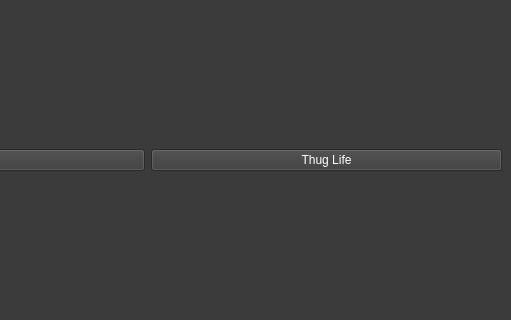
Old version of the form Form/main_window.ui in the repository joelmakes/FilterMe; both pictures show x 573 to 1084 and y 262 to 582 of the 1084 by 866 pixel window.
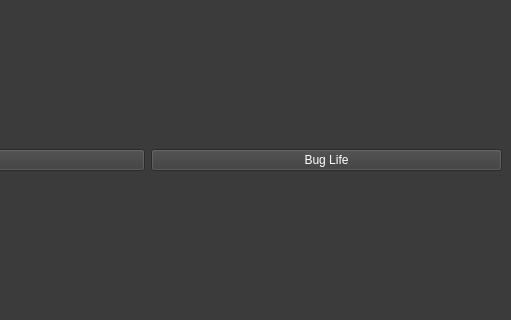
New version of the form.

The edit to the form file:
```diff
--- a/Form/main_window.ui
+++ b/Form/main_window.ui
@@ -58,7 +58,7 @@
       <item>
        <widget class="QPushButton" name="btn_glasses">
         <property name="text">
-         <string>Thug Life</string>
+         <string>Bug Life</string>
         </property>
         <property name="autoDefault">
          <bool>false</bool>
```
